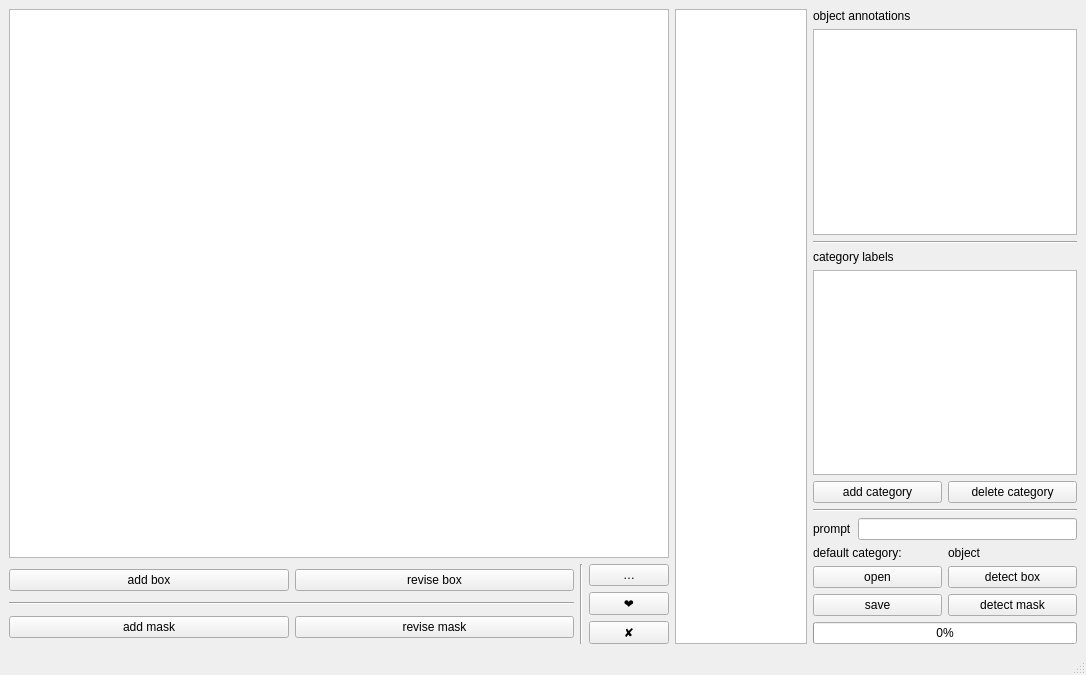
Old version of the form ui/ui.ui in the repository gaoCleo/quick-label.
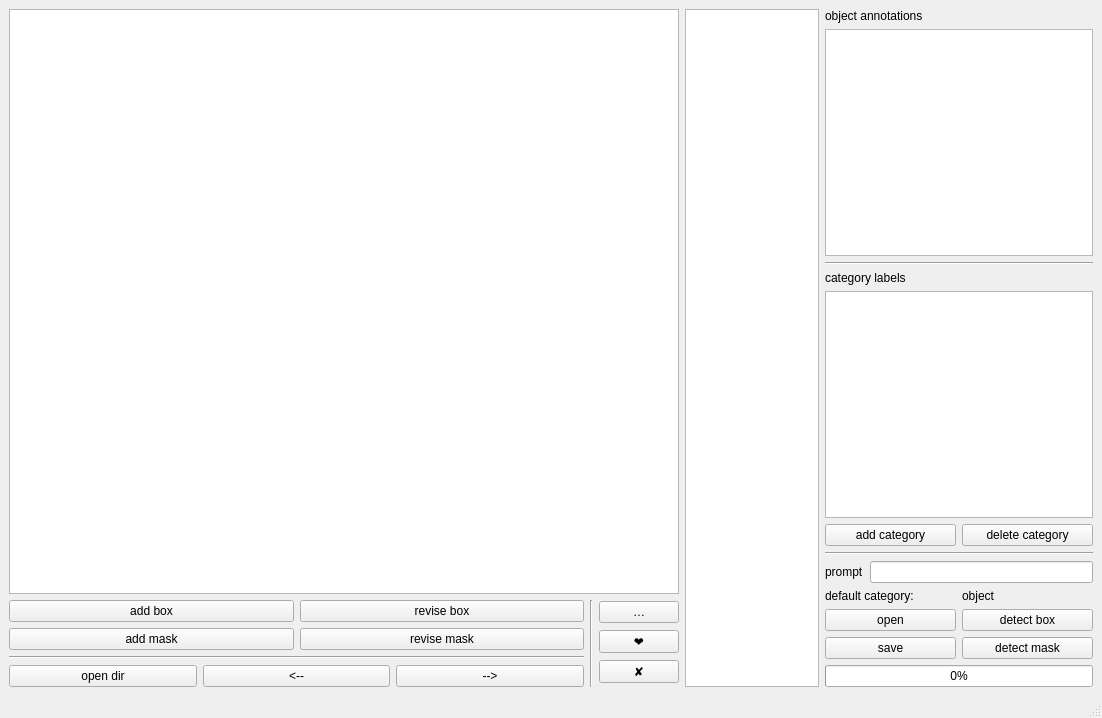
New version of the form. Custom widgets are drawn as their Qt base class.

Commit message: 上次提交遗漏文件

```diff
--- a/ui/ui.ui
+++ b/ui/ui.ui
@@ -6,8 +6,8 @@
    <rect>
     <x>0</x>
     <y>0</y>
-    <width>1086</width>
-    <height>675</height>
+    <width>1102</width>
+    <height>718</height>
    </rect>
   </property>
   <property name="windowTitle">
@@ -42,13 +42,6 @@
             </item>
            </layout>
           </item>
-          <item>
-           <widget class="Line" name="line_3">
-            <property name="orientation">
-             <enum>Qt::Horizontal</enum>
-            </property>
-           </widget>
-          </item>
           <item>
            <layout class="QHBoxLayout" name="horizontalLayout_8">
             <item>
@@ -67,6 +60,38 @@
             </item>
            </layout>
           </item>
+          <item>
+           <widget class="Line" name="line_5">
+            <property name="orientation">
+             <enum>Qt::Horizontal</enum>
+            </property>
+           </widget>
+          </item>
+          <item>
+           <layout class="QHBoxLayout" name="horizontalLayout_9">
+            <item>
+             <widget class="QPushButton" name="btn_open_dir">
+              <property name="text">
+               <string>open dir</string>
+              </property>
+             </widget>
+            </item>
+            <item>
+             <widget class="QPushButton" name="btn_previous_img">
+              <property name="text">
+               <string>&lt;--</string>
+              </property>
+             </widget>
+            </item>
+            <item>
+             <widget class="QPushButton" name="btn_next_img">
+              <property name="text">
+               <string>--&gt;</string>
+              </property>
+             </widget>
+            </item>
+           </layout>
+          </item>
          </layout>
         </item>
         <item>
```
Left out of the diff: 2 changed lines with no effect on the pictures.
